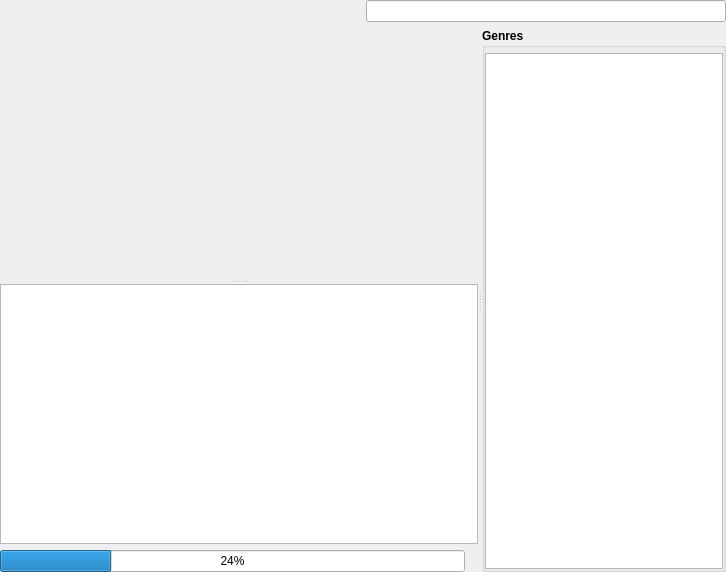
Inferno214221/sayonara-player, file src/GUI/Library/GUI_LocalLibrary.ui: the form before one commit.
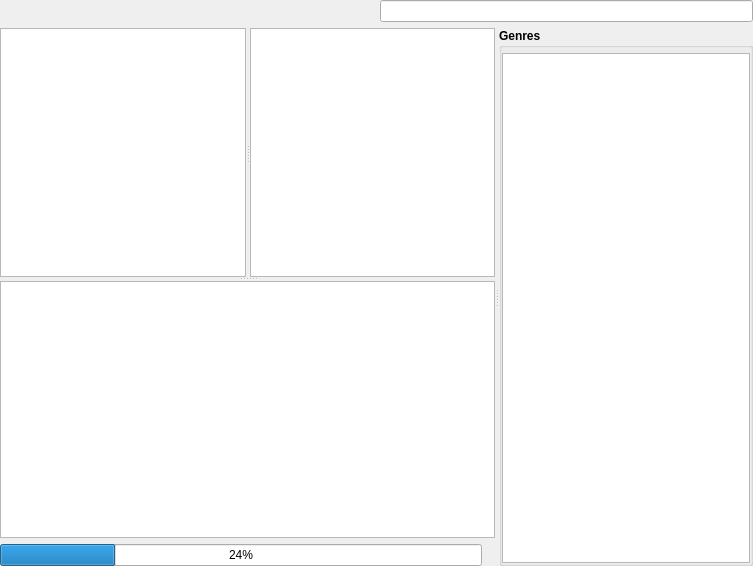
The form after the commit. The open tabs and pages were chosen to show the change. Custom widgets are drawn as their Qt base class.

Commit message: cover view update

```diff
--- a/src/GUI/Library/GUI_LocalLibrary.ui
+++ b/src/GUI/Library/GUI_LocalLibrary.ui
@@ -6,8 +6,8 @@
    <rect>
     <x>0</x>
     <y>0</y>
-    <width>726</width>
-    <height>572</height>
+    <width>753</width>
+    <height>566</height>
    </rect>
   </property>
   <property name="focusPolicy">
@@ -234,36 +234,7 @@
          </item>
         </layout>
        </widget>
-       <widget class="QWidget" name="page_cover">
-        <layout class="QVBoxLayout" name="verticalLayout_2">
-         <property name="spacing">
-          <number>5</number>
-         </property>
-         <property name="leftMargin">
-          <number>0</number>
-         </property>
-         <property name="topMargin">
-          <number>0</number>
-         </property>
-         <property name="rightMargin">
-          <number>0</number>
-         </property>
-         <property name="bottomMargin">
-          <number>0</number>
-         </property>
-         <item>
-          <widget class="QWidget" name="cover_topbar" native="true">
-           <property name="sizePolicy">
-            <sizepolicy hsizetype="Preferred" vsizetype="Maximum">
-             <horstretch>0</horstretch>
-             <verstretch>0</verstretch>
-            </sizepolicy>
-           </property>
-           <layout class="QHBoxLayout" name="horizontalLayout_2"/>
-          </widget>
-         </item>
-        </layout>
-       </widget>
+       <widget class="Library::GUI_CoverView" name="cover_view"/>
       </widget>
       <widget class="QWidget" name="verticalLayoutWidget">
        <layout class="QVBoxLayout" name="verticalLayout_3">
@@ -525,6 +496,12 @@
    <extends>QTableView</extends>
    <header>GUI/Library/ArtistView.h</header>
   </customwidget>
+  <customwidget>
+   <class>Library::GUI_CoverView</class>
+   <extends>QWidget</extends>
+   <header>GUI/Library/GUI_CoverView.h</header>
+   <container>1</container>
+  </customwidget>
  </customwidgets>
  <tabstops>
   <tabstop>lv_artist</tabstop>
```
Left out of the diff: 4 changed lines with no effect on the pictures. The commit also changes 19 other files.
